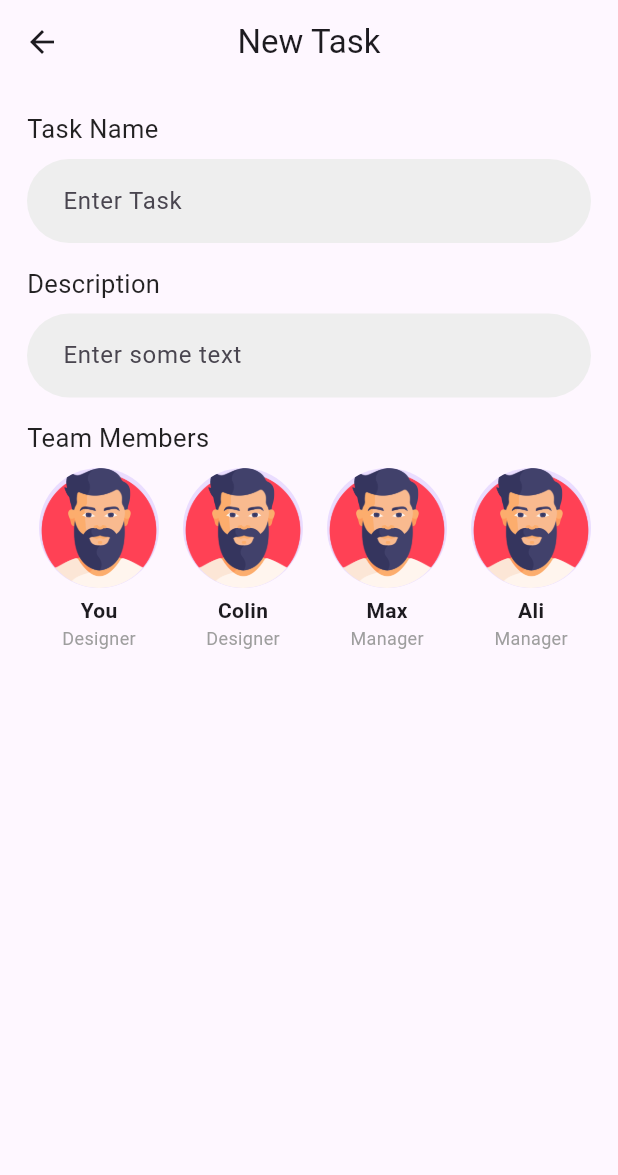
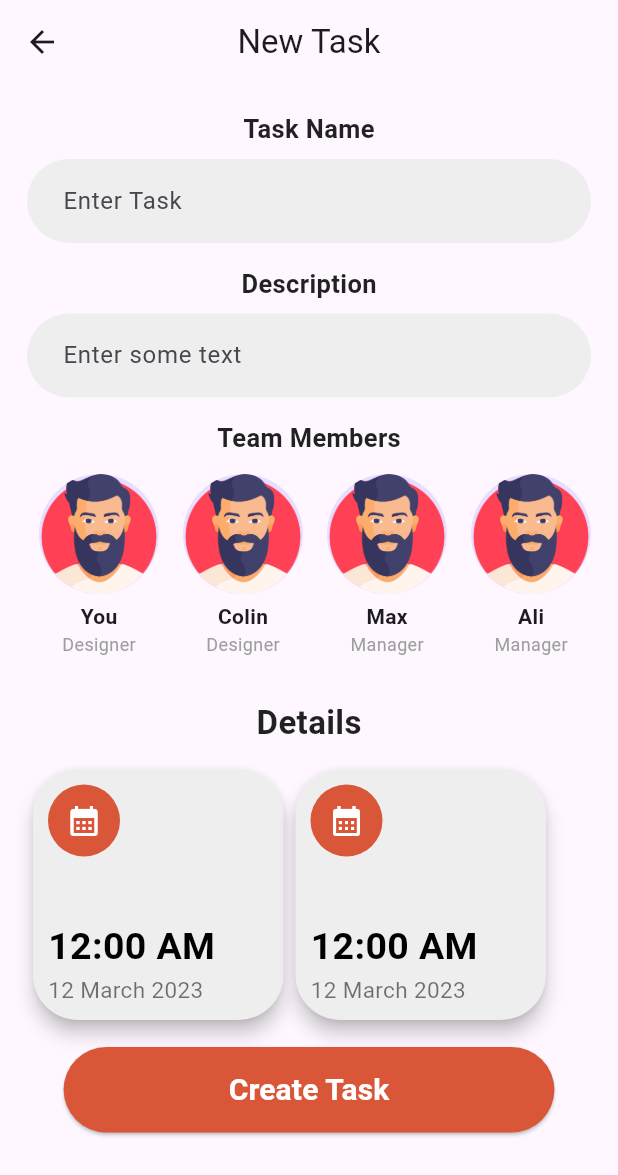
Before and after one commit to Yasir-72/Task-Management-App, a Flutter app: the screen it shows after launch, on a phone screen of 412 x 824 dp. Shown: the top 1175 px of the screen. Run offline on Flutter 3.47's test engine with Material 3 defaults, Android fonts, the phone set to English and light mode, and no system bars; our stand-ins replace another_flushbar, flutter_card_swiper, fluttertoast, shared_preferences.

Commit message:
Added new features to AdminPage, including team member section, details section, and DetailCards widget. Updated pubspec.yaml and pubspec.lock to include new dependencies.

```diff
--- a/lib/view/screens/adminpage.dart
+++ b/lib/view/screens/adminpage.dart
@@ -32,14 +32,14 @@ class _AdminPageState extends State<AdminPage> {
       body: Padding(
         padding: const EdgeInsets.all(18),
         child: Column(
-          crossAxisAlignment: CrossAxisAlignment.start,
+          crossAxisAlignment: CrossAxisAlignment.center,
           children: [
             const Text(
               "Task Name",
               style: TextStyle(
-                color: Colors.black87,
-                fontSize: 17,
-              ),
+                  color: Colors.black87,
+                  fontSize: 17,
+                  fontWeight: FontWeight.bold),
             ),
             const SizedBox(height: 8),
             TextFormField(
@@ -52,6 +52,7 @@ class _AdminPageState extends State<AdminPage> {
               style: TextStyle(
                 color: Colors.black87,
                 fontSize: 17,
+                fontWeight: FontWeight.bold,
               ),
             ),
             const SizedBox(height: 8),
@@ -60,14 +61,17 @@ class _AdminPageState extends State<AdminPage> {
               decoration: _textfield("Enter some text"),
             ),
             const SizedBox(height: 15),
+
+            // team member section
+
             const Text(
               "Team Members",
               style: TextStyle(
-                color: Colors.black87,
-                fontSize: 17,
-              ),
+                  color: Colors.black87,
+                  fontSize: 17,
+                  fontWeight: FontWeight.bold),
             ),
-            const SizedBox(height: 8),
+            const SizedBox(height: 12),
             SizedBox(
               height: 150, // Adjust height for avatar and text
               child: ListView.builder(
@@ -79,6 +83,38 @@ class _AdminPageState extends State<AdminPage> {
                 },
               ),
             ),
+
+            // details section
+            Center(
+              child: const Text(
+                "Details",
+                style: TextStyle(
+                    color: Colors.black87,
+                    fontSize: 22,
+                    fontWeight: FontWeight.bold),
+              ),
+            ),
+            const SizedBox(height: 12),
+            Row(
+              children: [
+                DetailCards("12:00 AM", "12 March 2023"),
+                DetailCards("12:00 AM", "12 March 2023"),
+              ],
+            ),
+            const SizedBox(height: 14),
+            ElevatedButton(
+              onPressed: () {},
+              style: ElevatedButton.styleFrom(
+                  padding: EdgeInsets.symmetric(horizontal: 110, vertical: 14),
+                  backgroundColor: Color(0xFFD95639)),
+              child: Text(
+                "Create Task",
+                style: TextStyle(
+                    color: Colors.white,
+                    fontSize: 20,
+                    fontWeight: FontWeight.bold),
+              ),
+            )
           ],
         ),
       ),
@@ -121,3 +157,47 @@ class _AdminPageState extends State<AdminPage> {
     );
   }
 }
+
+Widget DetailCards(String time, String date) {
+  return SizedBox(
+    height: 175, // Adjust size if needed
+    width: 175,
+    child: Card(
+      shape: RoundedRectangleBorder(borderRadius: BorderRadius.circular(30)),
+      color: Colors.grey[200],
+      elevation: 5.0,
+      child: Padding(
+        padding: const EdgeInsets.all(10.0),
+        child: Column(
+          crossAxisAlignment: CrossAxisAlignment.start,
+          children: [
+            Container(
+              decoration: BoxDecoration(
+                  shape: BoxShape.circle, color: Color(0xFFD95639)),
+              child: IconButton(
+                icon: Icon(
+                  Icons.calendar_month,
+                  color: Colors.white,
+                ),
+                onPressed: () {},
+              ),
+            ),
+            Spacer(),
+            Text(
+              time,
+              style: TextStyle(
+                  color: Colors.black,
+                  fontSize: 25,
+                  fontWeight: FontWeight.bold),
+            ),
+            Text(date,
+                style: TextStyle(
+                  color: Colors.black54,
+                  fontSize: 15,
+                )),
+          ],
+        ),
+      ),
+    ),
+  );
+}
--- a/pubspec.yaml
+++ b/pubspec.yaml
@@ -39,6 +39,7 @@ dependencies:
   fluttertoast: ^8.2.8
   another_flushbar: ^1.12.30
   flutter_card_swiper: ^7.0.2
+  shared_preferences: ^2.2.3
 
 dev_dependencies:
   flutter_test:
```
Also changed, not shown: lib/view/screens/loginpage.dart (added, +232 -0 lines), lib/view/screens/registerPage.dart (added, +228 -0 lines), pubspec.lock, 1 other file.
